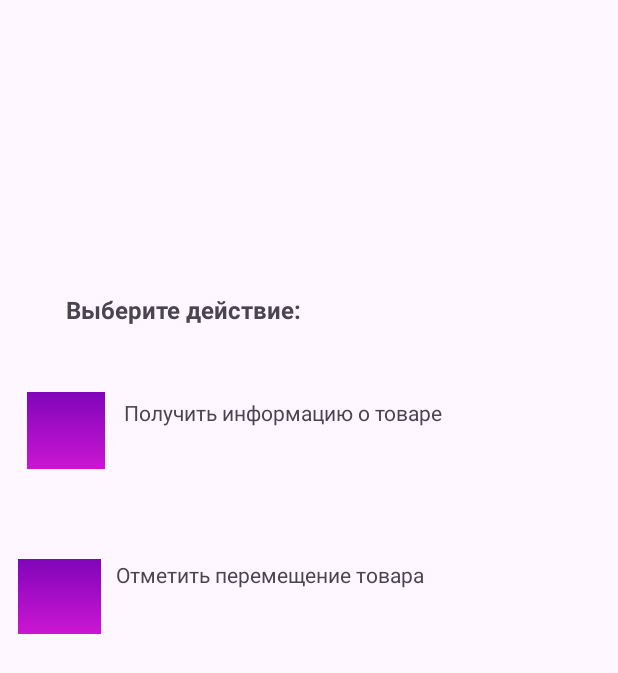
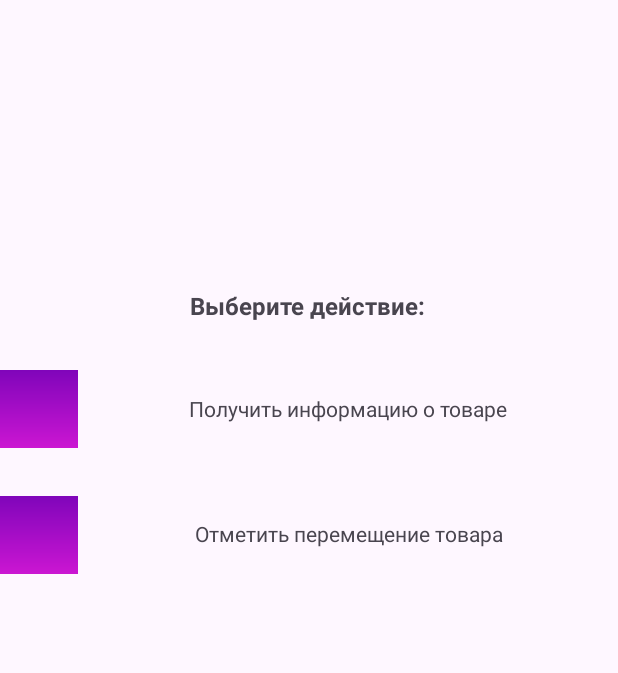
Before and after one commit to DdZz2005/Craft_Code_Project, an Android app: the ActionWhithTheQrActivity screen opened directly, with no data from a screen before it, on a phone screen of 412 x 824 dp. Shown: the top 673 px of the screen. Run offline under Robolectric (Android 15) with nearby library versions, the phone set to English and light mode, and no system bars.

Commit message:
Последняя рабочка

```diff
--- a/app/src/main/java/com/example/craft_code_mobile_project/ScanActivity.kt
+++ b/app/src/main/java/com/example/craft_code_mobile_project/ScanActivity.kt
@@ -1,6 +1,9 @@
 package com.example.craft_code_mobile_project
 
+import android.content.Intent
+import android.content.pm.ActivityInfo
 import android.os.Bundle
+import android.widget.Toast
 import androidx.appcompat.app.AppCompatActivity
 import com.journeyapps.barcodescanner.CompoundBarcodeView
 import com.journeyapps.barcodescanner.BarcodeCallback
@@ -10,31 +13,37 @@ class ScanActivity : AppCompatActivity() {
 
     private lateinit var barcodeView: CompoundBarcodeView
 
-    override fun onCreate(savedInstanceState: Bundle?) {
-        super.onCreate(savedInstanceState)
-        setContentView(R.layout.activity_scan)  // Убедитесь, что путь к вашему XML правильный
-
-        // Инициализация CompoundBarcodeView
-        barcodeView = findViewById(R.id.barcode_scanner)
-
-
-        // Запуск непрерывного сканирования
-        barcodeView.decodeContinuous(callback)
-    }
-
     // Callback для обработки результатов сканирования
     private val callback = object : BarcodeCallback {
         override fun barcodeResult(result: BarcodeResult?) {
             result?.let {
-                // Обработка результата сканирования
                 val qrCodeContent = result.text
-                // Действия после сканирования, например, показать уведомление или перейти на другую активность
+                // Переход к следующей активности с результатом сканирования
+                val intent = Intent(this@ScanActivity, ActionWhithTheQrActivity::class.java).apply {
+                    putExtra("QR_CODE", qrCodeContent)
+                }
+                startActivity(intent)
+                finish() // Завершаем текущую активность после сканирования
             }
         }
 
         override fun possibleResultPoints(resultPoints: List<com.google.zxing.ResultPoint>) {
             // Необязательная обработка возможных точек результата
         }
+    }
+
+    override fun onCreate(savedInstanceState: Bundle?) {
+        super.onCreate(savedInstanceState)
+        setContentView(R.layout.activity_scan) // Убедитесь, что путь к вашему XML правильный
+
+        // Принудительная установка ориентации экрана в портретную
+        requestedOrientation = ActivityInfo.SCREEN_ORIENTATION_PORTRAIT
+
+        // Инициализация CompoundBarcodeView
+        barcodeView = findViewById(R.id.barcode_scanner)
+
+        // Запуск непрерывного сканирования
+        barcodeView.decodeContinuous(callback)
     }
 
     override fun onResume() {
--- /dev/null
+++ b/app/src/main/res/color/selector_color.xml
@@ -0,0 +1,5 @@
+<?xml version="1.0" encoding="utf-8"?>
+<selector xmlns:android="http://schemas.android.com/apk/res/android">
+    <item android:color="#FF4081" android:state_checked="true"/>
+    <item android:color="#8C8C8C" android:state_checked="false"/>
+</selector>
--- /dev/null
+++ b/app/src/main/res/drawable/selector_color.xml
@@ -0,0 +1,5 @@
+<?xml version="1.0" encoding="utf-8"?>
+<selector xmlns:android="http://schemas.android.com/apk/res/android">
+    <item android:color="#FF4081" android:state_checked="true"/>
+    <item android:color="#8C8C8C" android:state_checked="false"/>
+</selector>
--- a/app/src/main/res/layout/activity_action_whith_the_qr.xml
+++ b/app/src/main/res/layout/activity_action_whith_the_qr.xml
@@ -5,81 +5,94 @@
     android:layout_width="match_parent"
     android:layout_height="match_parent">
 
+    <!-- Название товара -->
+
+    <!-- Подзаголовок -->
+
     <TextView
         android:id="@+id/qr_result"
-        android:layout_width="313dp"
-        android:layout_height="50dp"
+        android:layout_width="0dp"
+        android:layout_height="wrap_content"
+        android:layout_marginTop="84dp"
         android:text="Товар"
         android:textAlignment="center"
         android:textSize="24sp"
         android:textStyle="bold"
-        app:layout_constraintBottom_toBottomOf="parent"
         app:layout_constraintEnd_toEndOf="parent"
-        app:layout_constraintHorizontal_bias="0.663"
+        app:layout_constraintHorizontal_bias="0.0"
         app:layout_constraintStart_toStartOf="parent"
         app:layout_constraintTop_toTopOf="parent"
-        app:layout_constraintVertical_bias="0.105" />
+        tools:text="Товар" />
+
+    <!-- Кнопка Получить информацию -->
 
     <TextView
         android:id="@+id/change_action"
         android:layout_width="wrap_content"
         android:layout_height="wrap_content"
-        android:layout_marginTop="64dp"
+        android:layout_marginTop="76dp"
         android:text="Выберите действие:"
         android:textAlignment="textStart"
         android:textSize="16sp"
         android:textStyle="bold"
         app:layout_constraintEnd_toEndOf="parent"
-        app:layout_constraintHorizontal_bias="0.172"
+        app:layout_constraintHorizontal_bias="0.498"
         app:layout_constraintStart_toStartOf="parent"
-        app:layout_constraintTop_toBottomOf="@+id/qr_result" />
+        app:layout_constraintTop_toBottomOf="@id/qr_result"
+        tools:text="Выберите действие:" />
 
+    <!-- Иконка для информации -->
     <TextView
         android:id="@+id/get_info"
-        android:layout_width="249dp"
-        android:layout_height="48dp"
+        android:layout_width="0dp"
+        android:layout_height="wrap_content"
         android:layout_marginTop="48dp"
-        android:layout_marginEnd="80dp"
         android:clickable="true"
         android:focusable="true"
         android:text="Получить информацию о товаре"
+        android:textAlignment="center"
         app:layout_constraintEnd_toEndOf="parent"
-        app:layout_constraintTop_toBottomOf="@+id/change_action" />
+        app:layout_constraintStart_toEndOf="@id/imageView"
+        app:layout_constraintTop_toBottomOf="@id/change_action"
+        tools:text="Получить информацию о товаре" />
 
     <ImageView
         android:id="@+id/imageView"
         android:layout_width="52dp"
-        android:layout_height="51dp"
-        android:layout_marginTop="44dp"
-        app:layout_constraintEnd_toStartOf="@+id/get_info"
-        app:layout_constraintHorizontal_bias="0.592"
+        android:layout_height="52dp"
+        android:layout_marginTop="32dp"
         app:layout_constraintStart_toStartOf="parent"
-        app:layout_constraintTop_toBottomOf="@+id/change_action"
-        app:srcCompat="@drawable/background_gradient1" />
+        app:layout_constraintTop_toBottomOf="@id/change_action"
+        app:layout_constraintEnd_toStartOf="@id/get_info"
+        app:layout_constraintHorizontal_bias="0.5"
+        app:srcCompat="@drawable/background_gradient1"
+        tools:ignore="ContentDescription" />
 
+    <!-- Иконка для перемещения -->
     <ImageView
         android:id="@+id/imageView2"
-        android:layout_width="55dp"
-        android:layout_height="50dp"
-        android:layout_marginStart="12dp"
-        android:layout_marginTop="60dp"
+        android:layout_width="52dp"
+        android:layout_height="52dp"
+        android:layout_marginTop="32dp"
         app:layout_constraintStart_toStartOf="parent"
-        app:layout_constraintTop_toBottomOf="@+id/imageView"
-        app:srcCompat="@drawable/background_gradient1" />
+        app:layout_constraintTop_toBottomOf="@id/imageView"
+        app:layout_constraintEnd_toStartOf="@id/Mark_move"
+        app:layout_constraintHorizontal_bias="0.5"
+        app:srcCompat="@drawable/background_gradient1"
+        tools:ignore="ContentDescription" />
 
+    <!-- Кнопка Отметить перемещение -->
     <TextView
         android:id="@+id/Mark_move"
-        android:layout_width="254dp"
-        android:layout_height="49dp"
-        android:layout_marginStart="8dp"
-        android:layout_marginTop="60dp"
+        android:layout_width="0dp"
+        android:layout_height="wrap_content"
+        android:layout_marginTop="64dp"
         android:clickable="true"
         android:focusable="true"
         android:text="Отметить перемещение товара"
-        app:layout_constraintBottom_toBottomOf="parent"
+        android:textAlignment="center"
         app:layout_constraintEnd_toEndOf="parent"
-        app:layout_constraintHorizontal_bias="0.024"
-        app:layout_constraintStart_toEndOf="@+id/imageView2"
-        app:layout_constraintTop_toBottomOf="@+id/get_info"
-        app:layout_constraintVertical_bias="0.0" />
+        app:layout_constraintStart_toEndOf="@id/imageView2"
+        app:layout_constraintTop_toBottomOf="@id/get_info"
+        tools:text="Отметить перемещение товара" />
 </androidx.constraintlayout.widget.ConstraintLayout>
--- a/app/src/main/res/layout/activity_main.xml
+++ b/app/src/main/res/layout/activity_main.xml
@@ -26,33 +26,41 @@
     </com.google.android.material.appbar.AppBarLayout>
 
     <!-- Заголовок -->
+
+    <!-- Сообщение, если данных нет -->
+
     <TextView
         android:id="@+id/tvTitle"
         android:layout_width="wrap_content"
         android:layout_height="wrap_content"
-        android:layout_marginTop="24dp"
+        android:layout_marginStart="12dp"
+        android:layout_marginTop="88dp"
+        android:layout_marginEnd="12dp"
         android:text="Проведенные инвентаризации"
         android:textColor="#4A154B"
         android:textSize="24sp"
         android:textStyle="bold"
         app:layout_constraintEnd_toEndOf="parent"
+        app:layout_constraintHorizontal_bias="0.485"
         app:layout_constraintStart_toStartOf="parent"
         app:layout_constraintTop_toBottomOf="@id/appBarLayout" />
 
-    <!-- Сообщение, если данных нет -->
     <TextView
         android:id="@+id/tvEmptyMessage"
         android:layout_width="0dp"
         android:layout_height="wrap_content"
-        android:layout_marginTop="16dp"
+        android:layout_marginTop="76dp"
         android:paddingStart="24dp"
         android:paddingEnd="24dp"
         android:text="Пока здесь пусто. Вы не провели ни одной инвентаризации. Когда администратор направит вам заявку на проведение учёта инвентаря, она здесь отобразится."
         android:textAlignment="center"
         android:textColor="#8C8C8C"
         android:textSize="14sp"
+        app:layout_constraintBottom_toBottomOf="parent"
         app:layout_constraintEnd_toEndOf="parent"
+        app:layout_constraintHorizontal_bias="0.0"
         app:layout_constraintStart_toStartOf="parent"
-        app:layout_constraintTop_toBottomOf="@id/tvTitle" />
+        app:layout_constraintTop_toBottomOf="@+id/tvTitle"
+        app:layout_constraintVertical_bias="0.042" />
 
 </androidx.constraintlayout.widget.ConstraintLayout>
```
